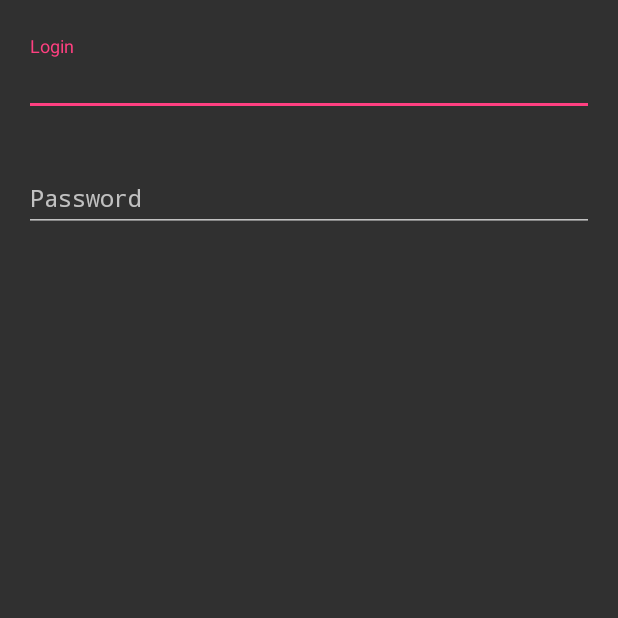
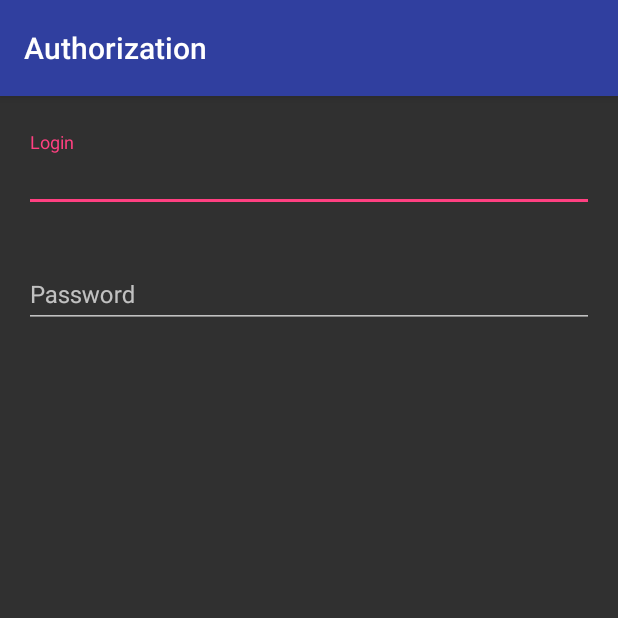
Before and after one commit to vrazumovsky/wheelytask, an Android app: the screen it shows after launch (LoginActivity), on a phone screen of 412 x 824 dp, the top half of it. Run offline under Robolectric (Android 15) with nearby library versions, the phone set to English and light mode, and no system bars.

```diff
--- a/app/src/main/java/profunion/razomovsky/LoginActivity.java
+++ b/app/src/main/java/profunion/razomovsky/LoginActivity.java
@@ -1,13 +1,16 @@
 package profunion.razomovsky;
 
-import android.app.Activity;
 import android.os.Bundle;
 
-public class LoginActivity extends Activity {
+import profunion.razomovsky.base.ToolbarActivity;
+
+public class LoginActivity extends ToolbarActivity {
 
     @Override
     protected void onCreate(Bundle savedInstanceState) {
         super.onCreate(savedInstanceState);
         setContentView(R.layout.activity_login);
+
+        setToolbar(R.string.auth);
     }
 }
--- a/app/src/main/res/layout/activity_login.xml
+++ b/app/src/main/res/layout/activity_login.xml
@@ -2,6 +2,8 @@
 <LinearLayout xmlns:android="http://schemas.android.com/apk/res/android"
     android:orientation="vertical" android:layout_width="match_parent"
     android:layout_height="match_parent">
+
+    <include layout="@layout/toolbar"/>
 
     <android.support.design.widget.TextInputLayout
         android:id="@+id/phone_et_container"
--- a/app/src/main/res/values/strings.xml
+++ b/app/src/main/res/values/strings.xml
@@ -2,5 +2,6 @@
     <string name="app_name">WheelyTestTask</string>
     <string name="login">Login</string>
     <string name="password">Password</string>
+    <string name="auth">Authorization</string>
 
 </resources>
--- a/app/src/main/res/values/styles.xml
+++ b/app/src/main/res/values/styles.xml
@@ -1,11 +1,12 @@
 <resources>
 
-    <!-- Base application theme. -->
     <style name="AppTheme" parent="Theme.AppCompat">
-        <!-- Customize your theme here. -->
         <item name="colorPrimary">@color/colorPrimary</item>
         <item name="colorPrimaryDark">@color/colorPrimaryDark</item>
         <item name="colorAccent">@color/colorAccent</item>
+        <item name="windowActionBar">false</item>
+        <item name="windowNoTitle">true</item>
+
     </style>
 
 </resources>
```
